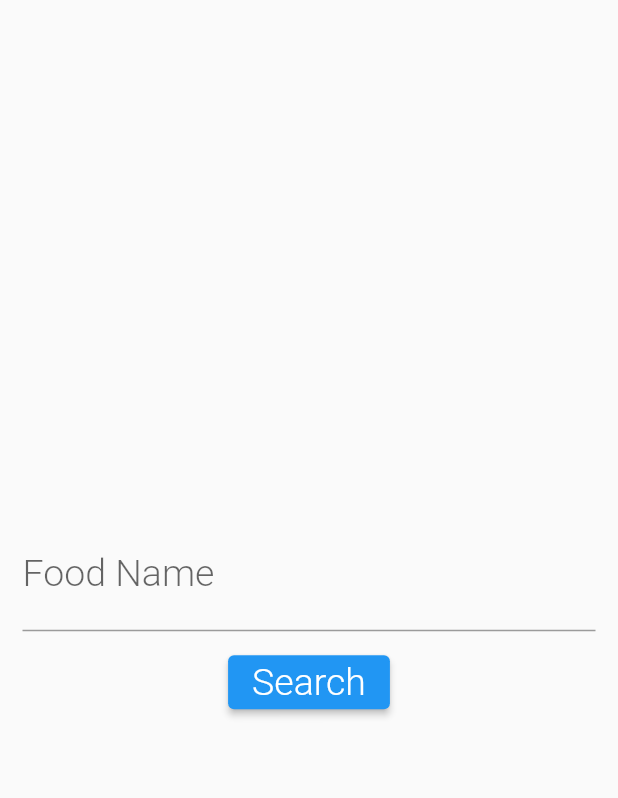
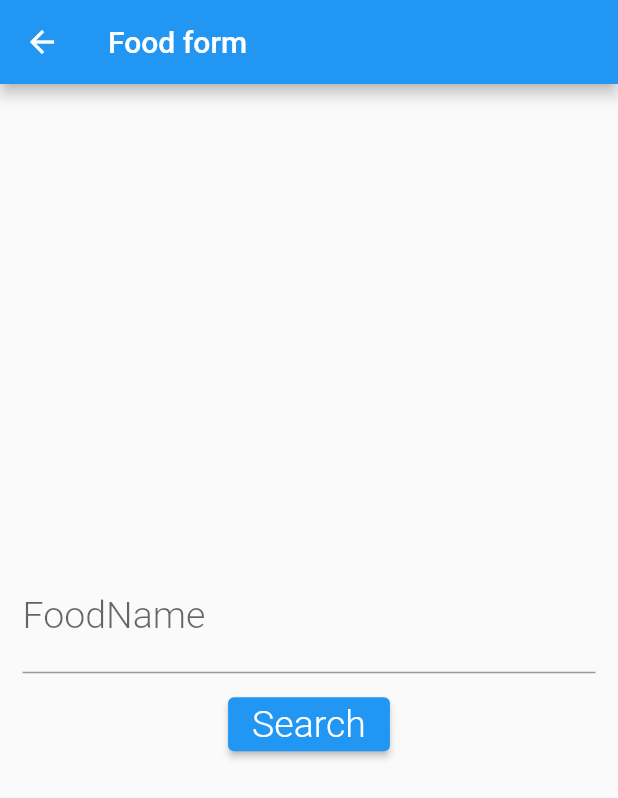
Before and after one commit to AadityaCholayil/DietMate, a Flutter app: the FoodForm screen opened directly, on a phone screen of 412 x 824 dp. Shown: the top 798 px of the screen. Run offline on Flutter 3.47's test engine with Material 2 defaults, Android fonts, the phone set to English and light mode, and no system bars; our stand-ins replace preload_page_view.

```diff
--- a/lib/food_form.dart
+++ b/lib/food_form.dart
@@ -37,7 +37,7 @@ class _FoodFormState extends State<FoodForm> {
   Widget _buildName(){
     return TextFormField(
       decoration: InputDecoration(
-          labelText: 'Food Name',
+          labelText: 'FoodName',
           labelStyle: TextStyle(fontSize: 25)
       ),
       keyboardType: TextInputType.name,
@@ -57,7 +57,6 @@ class _FoodFormState extends State<FoodForm> {
   Widget _buildList(List<Food> foodList){
     return Container(
       alignment: Alignment.topCenter,
-
       child: ListView.builder(
         padding: EdgeInsets.all(5),
         scrollDirection: Axis.vertical,
@@ -82,6 +81,10 @@ class _FoodFormState extends State<FoodForm> {
   @override
   Widget build(BuildContext context) {
     return Scaffold(
+      appBar: AppBar(
+        title: Text('Food form'),
+        backgroundColor: Colors.blue,
+      ),
       body: Container(
         padding: EdgeInsets.all(15),
         child: Center(
@@ -92,7 +95,13 @@ class _FoodFormState extends State<FoodForm> {
               children: <Widget>[
                 _buildName(),
                 SizedBox(height: 10,),
-                isSearching==true?CircularProgressIndicator():SizedBox.shrink(),
+                isSearching==true?Column(
+                  children: [
+                    SizedBox(height: 20),
+                    CircularProgressIndicator(),
+                    SizedBox(height: 20),
+                  ],
+                ):SizedBox.shrink(),
                 searchDone==true?_buildList(foodList):SizedBox.shrink(),
                 Builder(builder: (context) => ElevatedButton(
                   child: Text(
```
